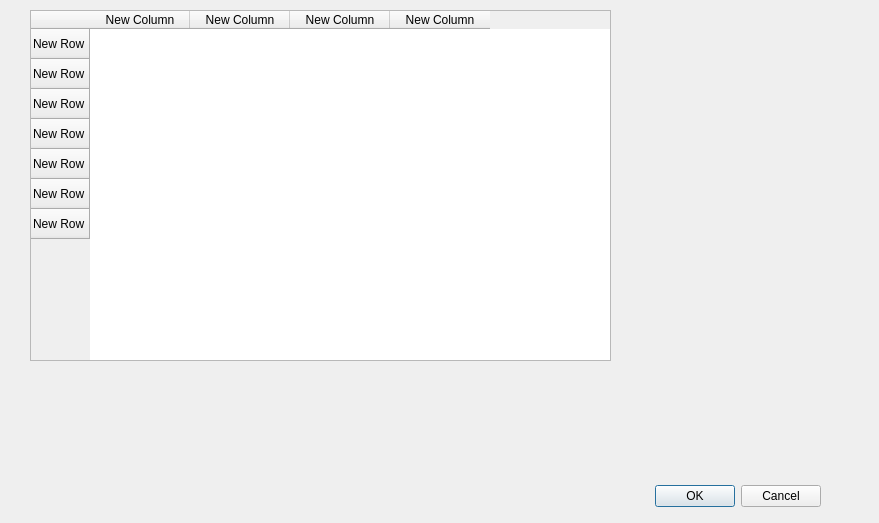
First picture: the form in src/gui/qt/selectavatardialog.ui, repository pokerth/pokerth, before the edit.
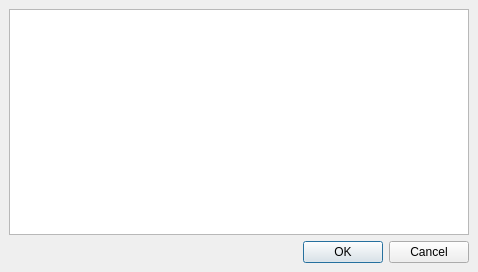
Second picture: the form after the edit.

```diff
--- a/src/gui/qt/selectavatardialog.ui
+++ b/src/gui/qt/selectavatardialog.ui
@@ -5,97 +5,68 @@
    <rect>
     <x>0</x>
     <y>0</y>
-    <width>879</width>
-    <height>523</height>
+    <width>478</width>
+    <height>272</height>
    </rect>
   </property>
   <property name="windowTitle" >
    <string>Please select an avatar</string>
   </property>
-  <widget class="QDialogButtonBox" name="buttonBox" >
-   <property name="geometry" >
-    <rect>
-     <x>480</x>
-     <y>480</y>
-     <width>341</width>
-     <height>32</height>
-    </rect>
+  <layout class="QGridLayout" >
+   <property name="margin" >
+    <number>9</number>
    </property>
-   <property name="orientation" >
-    <enum>Qt::Horizontal</enum>
+   <property name="spacing" >
+    <number>6</number>
    </property>
-   <property name="standardButtons" >
-    <set>QDialogButtonBox::Cancel|QDialogButtonBox::NoButton|QDialogButtonBox::Ok</set>
-   </property>
-  </widget>
-  <widget class="QTableWidget" name="tableWidget" >
-   <property name="geometry" >
-    <rect>
-     <x>30</x>
-     <y>10</y>
-     <width>581</width>
-     <height>351</height>
-    </rect>
-   </property>
-   <property name="showGrid" >
-    <bool>false</bool>
-   </property>
-   <row>
-    <property name="text" >
-     <string>New Row</string>
-    </property>
-   </row>
-   <row>
-    <property name="text" >
-     <string>New Row</string>
-    </property>
-   </row>
-   <row>
-    <property name="text" >
-     <string>New Row</string>
-    </property>
-   </row>
-   <row>
-    <property name="text" >
-     <string>New Row</string>
-    </property>
-   </row>
-   <row>
-    <property name="text" >
-     <string>New Row</string>
-    </property>
-   </row>
-   <row>
-    <property name="text" >
-     <string>New Row</string>
-    </property>
-   </row>
-   <row>
-    <property name="text" >
-     <string>New Row</string>
-    </property>
-   </row>
-   <column>
-    <property name="text" >
-     <string>New Column</string>
-    </property>
-   </column>
-   <column>
-    <property name="text" >
-     <string>New Column</string>
-    </property>
-   </column>
-   <column>
-    <property name="text" >
-     <string>New Column</string>
-    </property>
-   </column>
-   <column>
-    <property name="text" >
-     <string>New Column</string>
-    </property>
-   </column>
-  </widget>
+   <item row="0" column="0" >
+    <widget class="QListWidget" name="listWidget" >
+     <property name="horizontalScrollBarPolicy" >
+      <enum>Qt::ScrollBarAlwaysOff</enum>
+     </property>
+     <property name="iconSize" >
+      <size>
+       <width>50</width>
+       <height>50</height>
+      </size>
+     </property>
+     <property name="flow" >
+      <enum>QListView::TopToBottom</enum>
+     </property>
+     <property name="isWrapping" stdset="0" >
+      <bool>true</bool>
+     </property>
+     <property name="resizeMode" >
+      <enum>QListView::Adjust</enum>
+     </property>
+     <property name="layoutMode" >
+      <enum>QListView::Batched</enum>
+     </property>
+     <property name="gridSize" >
+      <size>
+       <width>70</width>
+       <height>70</height>
+      </size>
+     </property>
+     <property name="viewMode" >
+      <enum>QListView::IconMode</enum>
+     </property>
+     <property name="wordWrap" >
+      <bool>true</bool>
+     </property>
+    </widget>
+   </item>
+   <item row="1" column="0" >
+    <widget class="QDialogButtonBox" name="buttonBox" >
+     <property name="orientation" >
+      <enum>Qt::Horizontal</enum>
+     </property>
+     <property name="standardButtons" >
+      <set>QDialogButtonBox::Cancel|QDialogButtonBox::NoButton|QDialogButtonBox::Ok</set>
+     </property>
+    </widget>
+   </item>
+  </layout>
  </widget>
  <resources/>
  <connections>
```
